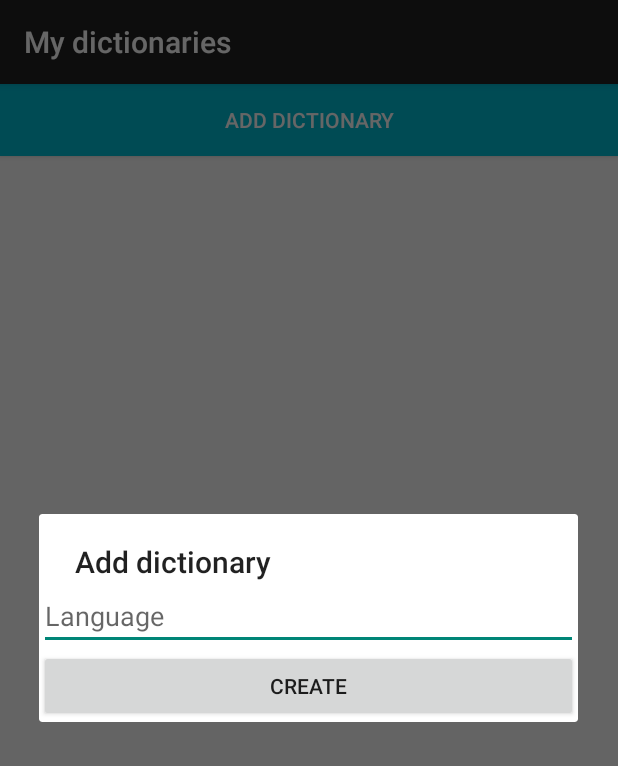
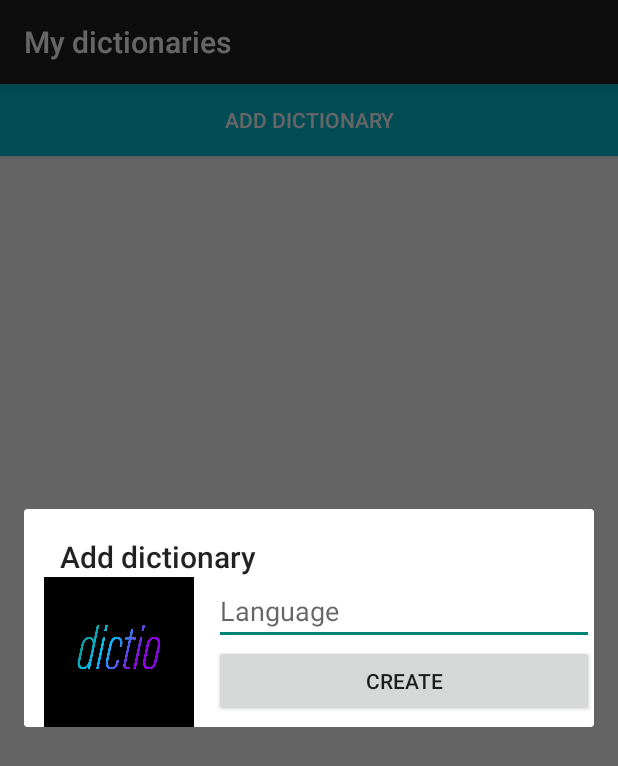
Before and after one commit to Mixa26/Dictio, an Android app built with Jetpack Compose: the screen it shows after launch (MainActivity), after a tap on "ADD DICTIONARY", on a phone screen of 412 x 824 dp. Shown: the top 766 px of the screen. Run offline under Robolectric (Android 15) with nearby library versions, the phone set to English and light mode, and no system bars; our stand-ins replace Picasso, Room's generated code, RxJava, Timber; pictures from the network do not load.

Commit message:
Selecting a custom image for the dictionary added. There's a problem when the dictionary is added the image is showing but after starting the app again it's not even though i checked the string for the URI which is the same before and after.

```diff
--- a/app/src/main/java/com/mixa/dictio/data/database/DictioDatabase.kt
+++ b/app/src/main/java/com/mixa/dictio/data/database/DictioDatabase.kt
@@ -18,7 +18,7 @@
     entities = [
         DictionaryEntity::class,
         TermEntity::class],
-    version = 1,
+    version = 2,
     exportSchema = false)
 abstract class DictioDatabase : RoomDatabase(){
     abstract fun getDictionaryDao(): DictionaryDao
--- a/app/src/main/java/com/mixa/dictio/data/models/entities/DictionaryEntity.kt
+++ b/app/src/main/java/com/mixa/dictio/data/models/entities/DictionaryEntity.kt
@@ -7,5 +7,6 @@ import androidx.room.PrimaryKey
 data class DictionaryEntity (
     @PrimaryKey(autoGenerate = true)
     val id: Int?,
-    var language: String
+    var language: String,
+    var flagImage: String
 )
--- a/app/src/main/java/com/mixa/dictio/presentation/recycler/adapter/DictionaryAdapter.kt
+++ b/app/src/main/java/com/mixa/dictio/presentation/recycler/adapter/DictionaryAdapter.kt
@@ -13,6 +13,7 @@ import com.mixa.dictio.data.models.entities.DictionaryEntity
 import com.mixa.dictio.presentation.recycler.differ.DictionaryDiffItemCallback
 import com.mixa.dictio.presentation.view.activities.MainActivity
 import com.mixa.dictio.presentation.view.fragments.TermsFragment
+import com.squareup.picasso.Picasso
 
 class DictionaryAdapter(diffCallback: DictionaryDiffItemCallback): ListAdapter<DictionaryEntity, DictionaryAdapter.DictionaryViewHolder>(diffCallback) {
 
@@ -39,6 +40,11 @@ class DictionaryAdapter(diffCallback: DictionaryDiffItemCallback): ListAdapter<D
             //Set the language title for the dictionary
             itemView.findViewById<TextView>(R.id.languageTitle).text = dictionary.language
 
+            //Set the custom flag image if there is one
+            if (dictionary.flagImage.isNotEmpty()){
+                Picasso.get().load(dictionary.flagImage).into(itemView.findViewById<ImageView>(R.id.languageImage))
+            }
+
             //If the button for deleting a dictionary is selected, prompt the user with
             //a snackbar to see if he's sure of deletion.
             itemView.findViewById<ImageView>(R.id.deleteDictImage).setOnClickListener{
--- a/app/src/main/java/com/mixa/dictio/presentation/view/fragments/DictionariesFragment.kt
+++ b/app/src/main/java/com/mixa/dictio/presentation/view/fragments/DictionariesFragment.kt
@@ -1,10 +1,15 @@
 package com.mixa.dictio.presentation.view.fragments
 
+import android.app.Activity
 import android.app.AlertDialog
+import android.content.Context
+import android.content.Intent
+import android.graphics.Bitmap
 import android.os.Bundle
 import android.view.LayoutInflater
 import android.view.View
 import android.view.ViewGroup
+import android.widget.ImageView
 import android.widget.Toast
 import androidx.fragment.app.Fragment
 import androidx.recyclerview.widget.LinearLayoutManager
@@ -19,6 +24,9 @@ import com.mixa.dictio.presentation.view.activities.MainActivity
 import com.mixa.dictio.presentation.view.states.DeleteDictionaryState
 import com.mixa.dictio.presentation.view.states.DictionaryState
 import com.mixa.dictio.presentation.view.states.InsertDictionaryState
+import com.squareup.picasso.Picasso
+import java.io.File
+import java.io.FileOutputStream
 
 class DictionariesFragment: Fragment() {
     //We can access all the UI xml elements from the binding.
@@ -27,6 +35,12 @@ class DictionariesFragment: Fragment() {
     //Recycler view adapter for displaying our dictionaries.
     //We submit our database lists to the adapter.
     private lateinit var recyclerViewAdapter: DictionaryAdapter
+
+    //Data for the dialog of creating a dictionary.
+    //These will be used for a custom language flag picture choosing.
+    private val pictureChosingIntentCode = 1
+    private var imgFile: String = ""
+    private lateinit var languageFlag: View
 
     override fun onCreateView(inflater: LayoutInflater, container: ViewGroup?, savedInstanceState: Bundle?): View? {
         binding = FragmentDictionariesBinding.inflate(layoutInflater)
@@ -81,15 +95,34 @@ class DictionariesFragment: Fragment() {
 
             dialog.setView(binding.root)
 
+            //Set the language flag variable so we can insert a picture later.
+            languageFlag = binding.languageFlag
+            //Set the default picture for the language flag.
+            Picasso.get().load(R.drawable.dictioicon).into(binding.languageFlag)
+
+            //Start the picture selecting intent if the photo is clicked
+            binding.languageFlag.setOnClickListener{
+                val pickImageIntent = Intent()
+                pickImageIntent.type = "image/*"
+                pickImageIntent.action = Intent.ACTION_PICK
+                startActivityForResult(Intent.createChooser(pickImageIntent, getString(R.string.pictureSelect)), pictureChosingIntentCode)
+            }
+
             //When the button create in the dialog is pressed.
             binding.createDictionaryButton.setOnClickListener{
 
-                //Creating the new dictionary.
-                val newDict = DictionaryEntity(null, binding.languageInput.text.toString())
-                //Adding the dictionary to the database.
-                (context as MainActivity).dictionaryViewModel.insert(newDict)
+                if (binding.languageInput.text.toString().isNotEmpty()) {
+                    //Creating the new dictionary.
+                    val newDict =
+                        DictionaryEntity(null, binding.languageInput.text.toString(), imgFile)
+                    //Adding the dictionary to the database.
+                    (context as MainActivity).dictionaryViewModel.insert(newDict)
 
-                dialog.dismiss()
+                    dialog.dismiss()
+                }
+                else{
+                    Snackbar.make(binding.root, R.string.badInputDictionaryCreation, Snackbar.LENGTH_LONG).show()
+                }
             }
 
             dialog.show()
@@ -178,4 +211,13 @@ class DictionariesFragment: Fragment() {
             else -> {}
         }
     }
+
+    //Receives the result of picture choosing for the language flag.
+    override fun onActivityResult(requestCode: Int, resultCode: Int, data: Intent?) {
+        if (requestCode == pictureChosingIntentCode && resultCode == Activity.RESULT_OK){
+            imgFile = data?.data.toString()
+
+            Picasso.get().load(imgFile).into(languageFlag as ImageView)
+        }
+    }
 }
--- a/app/src/main/res/layout/dialog_add_dictionary.xml
+++ b/app/src/main/res/layout/dialog_add_dictionary.xml
@@ -1,8 +1,20 @@
 <?xml version="1.0" encoding="utf-8"?>
 <LinearLayout xmlns:android="http://schemas.android.com/apk/res/android"
+    android:orientation="horizontal"
+    android:layout_width="match_parent"
+    android:layout_height="100dp">
+
+    <ImageView
+        android:id="@+id/languageFlag"
+        android:layout_width="0dp"
+        android:layout_weight="1"
+        android:layout_height="match_parent"/>
+
+    <LinearLayout
         android:orientation="vertical"
-    android:layout_width="match_parent"
-    android:layout_height="match_parent">
+        android:layout_width="0dp"
+        android:layout_weight="2"
+        android:layout_height="100dp">
 
         <EditText
             android:id="@+id/languageInput"
@@ -17,4 +29,8 @@
             android:layout_width="match_parent"
             android:layout_height="wrap_content"
             android:text="@string/create" />
+
     </LinearLayout>
+
+
+</LinearLayout>
--- a/app/src/main/res/values/strings.xml
+++ b/app/src/main/res/values/strings.xml
@@ -2,6 +2,7 @@
     <string name="app_name">Dictio</string>
     <string name="mydictionaries">My dictionaries</string>
     <string name="buttonAddDictionary">Add dictionary</string>
+    <string name="badInputDictionaryCreation">Dictionary language mustn\'t be empty!</string>
     <string name="create">Create</string>
     <string name="delete">Delete</string>
     <string name="language">Language</string>
@@ -24,4 +25,5 @@
     <string name="addTerm">Add translation</string>
     <string name="badInputTermAndTranslation">Both the term and the translation have to be inputted.</string>
     <string name="errorTranslating">Error happened while translating!</string>
+    <string name="pictureSelect">Select a picture</string>
 </resources>
```
Lines whose indentation alone changed are shown as unchanged.
